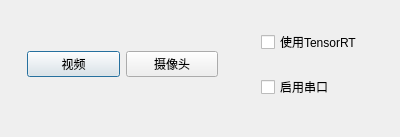
First picture: the form in ui/RadarChoiceWidget.ui, repository shibig666/pikachu_radar, before the edit.
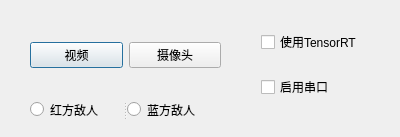
Second picture: the form after the edit.

Commit message: 增加选择敌人

The edit to the form file:
```diff
--- a/ui/RadarChoiceWidget.ui
+++ b/ui/RadarChoiceWidget.ui
@@ -13,13 +13,13 @@
   <property name="windowTitle">
    <string>Radar</string>
   </property>
-  <widget class="QWidget" name="">
+  <widget class="QWidget" name="layoutWidget">
    <property name="geometry">
     <rect>
-     <x>27</x>
-     <y>14</y>
+     <x>30</x>
+     <y>20</y>
      <width>191</width>
-     <height>101</height>
+     <height>71</height>
     </rect>
    </property>
    <layout class="QHBoxLayout" name="horizontalLayout">
@@ -39,7 +39,7 @@
     </item>
    </layout>
   </widget>
-  <widget class="QWidget" name="">
+  <widget class="QWidget" name="layoutWidget">
    <property name="geometry">
     <rect>
      <x>261</x>
@@ -65,6 +65,29 @@
     </item>
    </layout>
   </widget>
+  <widget class="QSplitter" name="splitter">
+   <property name="geometry">
+    <rect>
+     <x>30</x>
+     <y>100</y>
+     <width>190</width>
+     <height>19</height>
+    </rect>
+   </property>
+   <property name="orientation">
+    <enum>Qt::Horizontal</enum>
+   </property>
+   <widget class="QRadioButton" name="radioButtonRed">
+    <property name="text">
+     <string>红方敌人</string>
+    </property>
+   </widget>
+   <widget class="QRadioButton" name="radioButtonBlue">
+    <property name="text">
+     <string>蓝方敌人</string>
+    </property>
+   </widget>
+  </widget>
  </widget>
  <resources/>
  <connections/>
```
The commit also changes 6 other files.
